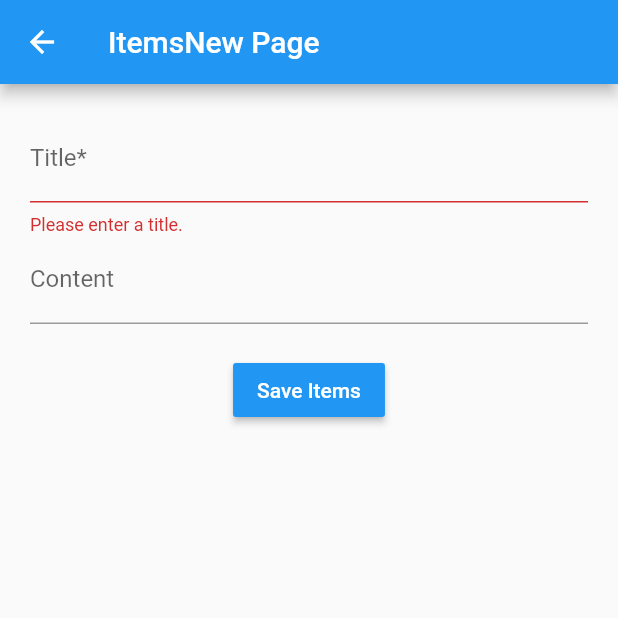
After one commit to game123/authTest, a Flutter app: the CreateItemPage screen opened directly, after a tap on "Save Items", on a phone screen of 412 x 824 dp, the top half of it. The commit adds this screen. Run offline on Flutter 3.47's test engine with Material 2 defaults, Android fonts, the phone set to English and light mode, and no system bars; our stand-ins replace cloud_firestore, email_validator, firebase_auth; accounts and stored records are empty.

Commit message:
crud example done

```diff
--- /dev/null
+++ b/lib/models/item.dart
@@ -0,0 +1,19 @@
+import 'package:cloud_firestore/cloud_firestore.dart';
+
+class Item {
+  final String id;
+  final String title;
+  final String content;
+  final Timestamp createdAt;
+
+  Item(this.id, this.title, this.content, this.createdAt);
+
+  // https://codelabs.developers.google.com/codelabs/flutter-firebase/index.html#4
+  // 1. Using "Named constructors"
+  // 2. Using "Initializer list"
+  Item.fromFirestore(DocumentSnapshot document)
+      : id = document.documentID,
+        title = document['title'],
+        content = document['content'],
+        createdAt = document['createdAt'];
+}
--- /dev/null
+++ b/lib/pages/create_item_page.dart
@@ -0,0 +1,96 @@
+import 'package:cloud_firestore/cloud_firestore.dart';
+import 'package:firebase_auth/firebase_auth.dart';
+import 'package:flutter/material.dart';
+import 'package:provider/provider.dart';
+
+class CreateItemPage extends StatefulWidget {
+  @override
+  _CreateItemPageState createState() => _CreateItemPageState();
+}
+
+class _CreateItemPageState extends State<CreateItemPage> {
+  final GlobalKey<FormState> _createNewFormKey = GlobalKey<FormState>();
+  final titleInputController = TextEditingController();
+  final contentInputController = TextEditingController();
+
+  bool _isSubmitting = false;
+
+  @override
+  Widget build(BuildContext context) {
+    return Scaffold(
+      appBar: AppBar(
+        title: Text("ItemsNew Page"),
+      ),
+      body: Container(
+        padding: const EdgeInsets.all(20.0),
+        child: SingleChildScrollView(
+          child: Form(
+            key: _createNewFormKey,
+            child: Column(
+              children: <Widget>[
+                TextFormField(
+                  decoration:
+                      InputDecoration(labelText: 'Title*', hintText: "Title"),
+                  controller: titleInputController,
+                  validator: (value) {
+                    if (value.isEmpty) {
+                      return "Please enter a title.";
+                    }
+                    return null;
+                  },
+                ),
+                TextFormField(
+                  decoration: InputDecoration(
+                      labelText: 'Content', hintText: "Item content here..."),
+                  controller: contentInputController,
+                ),
+                Padding(
+                  padding: EdgeInsets.all(20.0),
+                  child: _isSubmitting
+                      ? Center(child: CircularProgressIndicator())
+                      : RaisedButton(
+                          child: Text("Save Items"),
+                          color: Theme.of(context).primaryColor,
+                          textColor: Colors.white,
+                          onPressed: () async {
+                            if (_createNewFormKey.currentState.validate()) {
+                              try {
+                                setState(() {
+                                  _isSubmitting = true;
+                                });
+
+                                final user = Provider.of<FirebaseUser>(context,
+                                    listen: false);
+
+                                await Firestore.instance
+                                    .collection('users')
+                                    .document(user.uid)
+                                    .collection("items")
+                                    .document()
+                                    .setData({
+                                  "title": titleInputController.text,
+                                  "content": contentInputController.text,
+                                  "createdAt": FieldValue.serverTimestamp(),
+                                  "updatedAt": FieldValue.serverTimestamp()
+                                });
+
+                                Navigator.of(context).pushNamedAndRemoveUntil(
+                                    '/', (Route<dynamic> route) => false);
+                              } catch (e) {
+                                print('Error Happened!!!: $e');
+                                setState(() {
+                                  _isSubmitting = false;
+                                });
+                              }
+                            }
+                          },
+                        ),
+                ),
+              ],
+            ),
+          ),
+        ),
+      ),
+    );
+  }
+}
--- a/lib/widgets/home_drawer.dart
+++ b/lib/widgets/home_drawer.dart
@@ -1,5 +1,6 @@
 import 'package:crud2a/pages/login_page.dart';
 import 'package:crud2a/pages/change_later.dart';
+import 'package:crud2a/pages/my_items_page.dart';
 import 'package:crud2a/pages/register_page.dart';
 import 'package:firebase_auth/firebase_auth.dart';
 import 'package:flutter/material.dart';
@@ -30,11 +31,11 @@ class HomeDrawer extends StatelessWidget {
           if (isAuthenticated) ...[
             ListTile(
                 leading: Icon(Icons.note),
-                title: Text('My Posts'),
+                title: Text('My Items'),
                 onTap: () {
                   Navigator.push(
                     context,
-                    MaterialPageRoute(builder: (context) => ChangeLater()),
+                    MaterialPageRoute(builder: (context) => MyItemsPage()),
                   );
                 }),
             ListTile(
--- a/pubspec.yaml
+++ b/pubspec.yaml
@@ -30,6 +30,7 @@ dependencies:
   email_validator: ^1.0.5
   firebase_auth: ^0.15.3+1
   provider: ^4.0.1
+  cloud_firestore: ^0.13.0+1
 
 dev_dependencies:
   flutter_test:
```
Also changed, not shown: lib/initial_main.dart (deleted, +0 -117 lines), lib/pages/home_page.dart (+59 -4 lines), lib/pages/items_edit_page.dart (added, +100 -0 lines), lib/pages/items_show_page.dart (added, +29 -0 lines), lib/pages/my_items_page.dart (added, +92 -0 lines), lib/pages/register_page.dart (+13 -2 lines), pubspec.lock, 2 other files.
